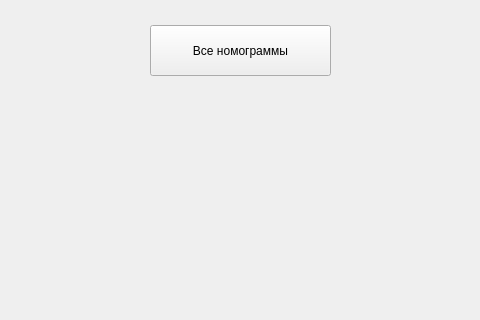
First picture: the form in ui/ui/main_ui.ui, repository Ivanestver/NomogrammsCalculator, before the edit; both pictures show x 100 to 580 and y 122 to 442 of the 714 by 642 pixel window.
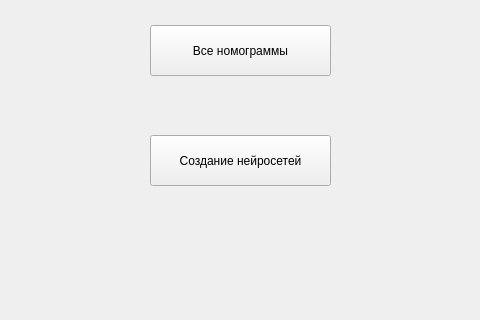
Second picture: the form after the edit.

Diff of the .ui file:
```diff
--- a/ui/ui/main_ui.ui
+++ b/ui/ui/main_ui.ui
@@ -27,6 +27,19 @@
      <string>Все номограммы</string>
     </property>
    </widget>
+   <widget class="QPushButton" name="createNNBtn">
+    <property name="geometry">
+     <rect>
+      <x>250</x>
+      <y>240</y>
+      <width>181</width>
+      <height>51</height>
+     </rect>
+    </property>
+    <property name="text">
+     <string>Создание нейросетей</string>
+    </property>
+   </widget>
   </widget>
   <widget class="QMenuBar" name="menuBar">
    <property name="geometry">
```
